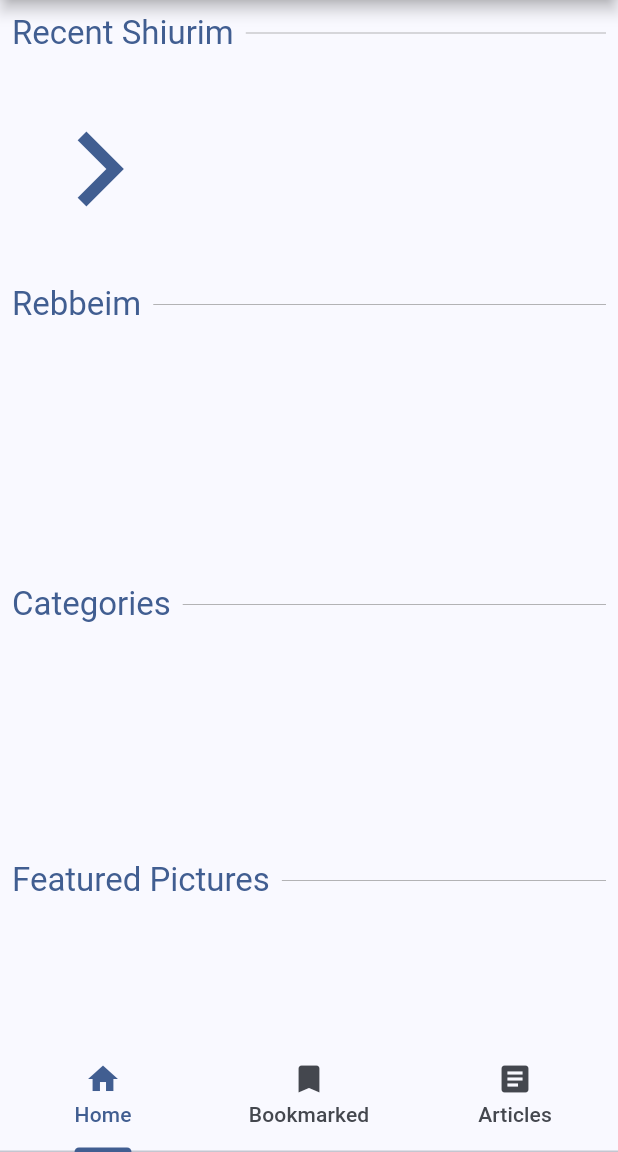
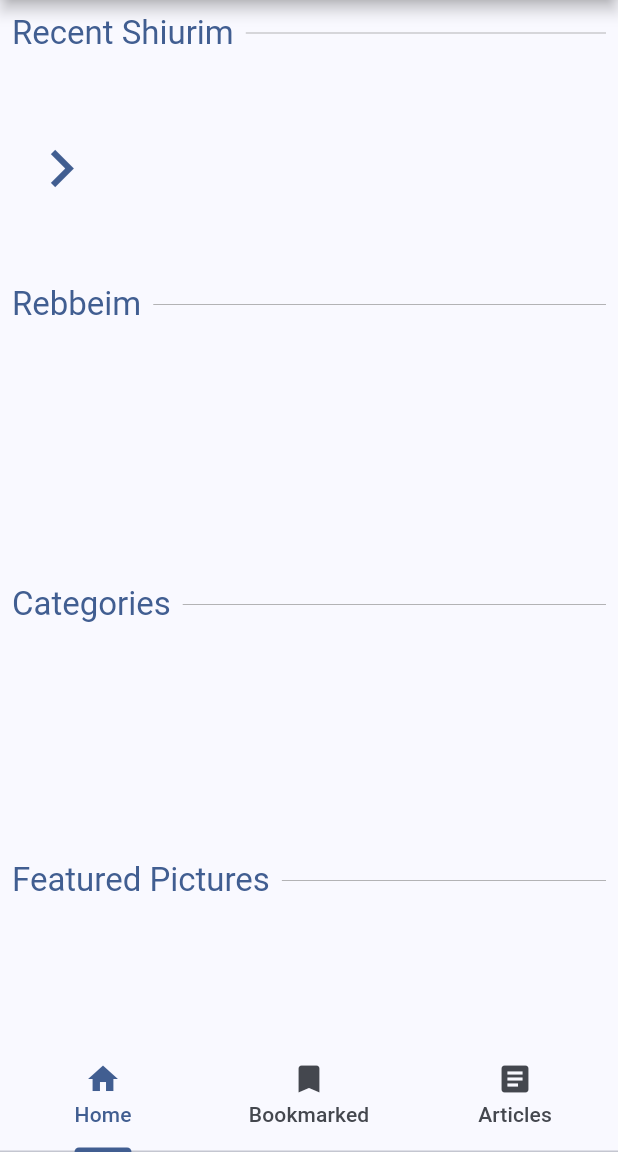
Before and after one commit to benjitusk/yts_flutter, a Flutter app: the screen it shows after launch, after a tap on the "chevron right" icon, on a phone screen of 412 x 824 dp, the part 84-1236 px from its top. Run offline on Flutter 3.47's test engine with Material 2 defaults, Android fonts, the phone set to English and light mode, and no system bars; drawn by our look-alikes of carousel_slider; our stand-ins replace audio_service, audioplayers, cached_network_image, cloud_firestore, cloud_functions, firebase_auth and 7 more; missing offline and left inert: adaptive_action_sheet, firebase_app_check, markdown; accounts and stored records are empty; network calls fail; statements that could not run were skipped.

Commit message:
Fixed Load More for recent Shiurim

```diff
--- a/lib/widgets/screens/HomeScreen/recent_shiurim_row.dart
+++ b/lib/widgets/screens/HomeScreen/recent_shiurim_row.dart
@@ -27,13 +27,22 @@ class RecentShiurimRow extends StatelessWidget {
                     itemCount: model.recentShiurim.length + 1,
                     itemBuilder: (context, index) => index ==
                             model.recentShiurim.length
-                        ? Container(
-                            // This is the "Load More" button
-                            child: IconButton(
-                                onPressed: () {},
-                                icon: Icon(Icons.chevron_right,
-                                    size: 100,
-                                    color: Theme.of(context).primaryColor)))
+                        ? _buildLoadMore(context)
                         : HomeShiurCard(shiur: model.recentShiurim[index])))));
   }
+
+  Widget _buildLoadMore(BuildContext context) {
+    return Container(
+        child: model.isLoadingMore
+            ? Container(
+                child: const Center(child: const CircularProgressIndicator()),
+                margin: const EdgeInsets.symmetric(horizontal: 20),
+              )
+            :
+            // This is the "Load More" button
+            IconButton(
+                onPressed: () => model.loadMore(10),
+                icon: Icon(Icons.chevron_right,
+                    size: 50, color: Theme.of(context).primaryColor)));
+  }
 }
--- a/lib/widgets/screens/HomeScreen/recent_shiurim_row_model.dart
+++ b/lib/widgets/screens/HomeScreen/recent_shiurim_row_model.dart
@@ -17,13 +17,14 @@ class RecentShiurimRowModel extends ChangeNotifier {
     });
   }
 
-  Future<void> loadMore() async {
+  Future<void> loadMore(int limit) async {
     if (isLoadingMore) {
       return;
     }
     isLoadingMore = true;
     notifyListeners();
-    return BackendManager.fetchRecentContent(limit: 1).then((response) {
+    return BackendManager.fetchRecentContent(limit: limit, lastDoc: lastDoc)
+        .then((response) {
       final shiurim = response.result;
       lastDoc = response.lastDoc;
       recentShiurim.addAll(shiurim);
```
